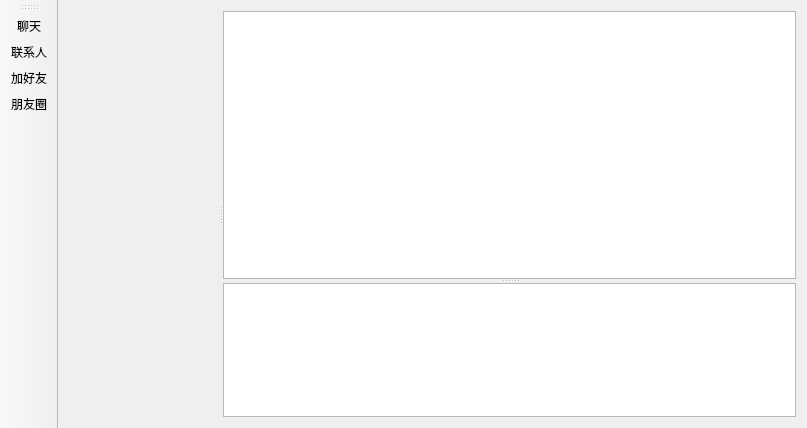
Before: the Qt Designer form client/mainwindow.ui in seekstar/syncchat, drawn with Qt 5.
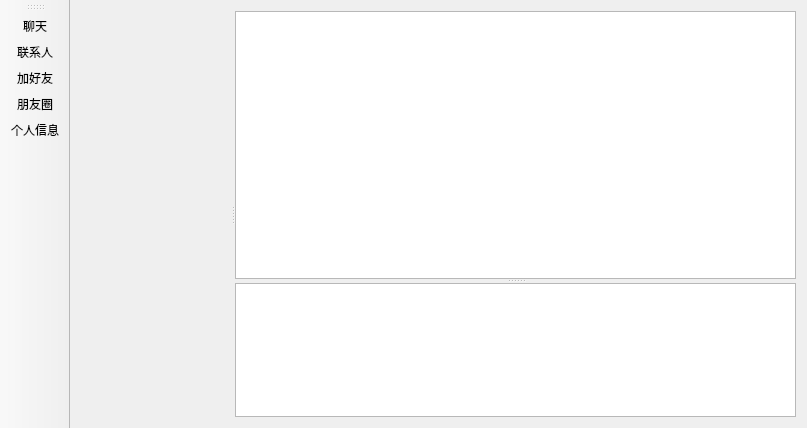
After: the same form once the commit is applied.

What changed in the file:
```diff
--- a/client/mainwindow.ui
+++ b/client/mainwindow.ui
@@ -84,6 +84,7 @@
    <addaction name="actionContacts"/>
    <addaction name="actionAddFriend"/>
    <addaction name="actionMoments"/>
+   <addaction name="actionPersonalInfo"/>
   </widget>
   <action name="actionChat">
    <property name="text">
@@ -105,6 +106,11 @@
     <string>加好友</string>
    </property>
   </action>
+  <action name="actionPersonalInfo">
+   <property name="text">
+    <string>个人信息</string>
+   </property>
+  </action>
  </widget>
  <layoutdefault spacing="6" margin="11"/>
  <resources/>
```
